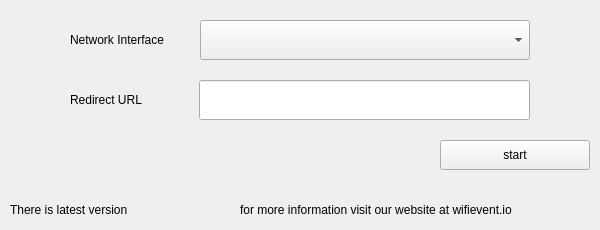
wifievent/cp, file app/captiveportal/mainwindow.ui: the form before one commit.
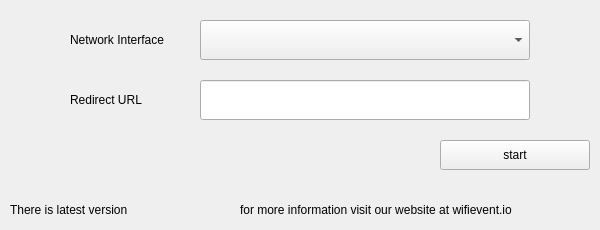
The form after the commit. Icons and pictures are not drawn.

Patch:
```diff
--- a/app/captiveportal/mainwindow.ui
+++ b/app/captiveportal/mainwindow.ui
@@ -83,9 +83,9 @@
    <widget class="QLineEdit" name="lineEdit">
     <property name="geometry">
      <rect>
-      <x>199</x>
+      <x>200</x>
       <y>80</y>
-      <width>331</width>
+      <width>330</width>
       <height>40</height>
      </rect>
     </property>
@@ -95,7 +95,7 @@
      <rect>
       <x>10</x>
       <y>200</y>
-      <width>201</width>
+      <width>200</width>
       <height>20</height>
      </rect>
     </property>
```
